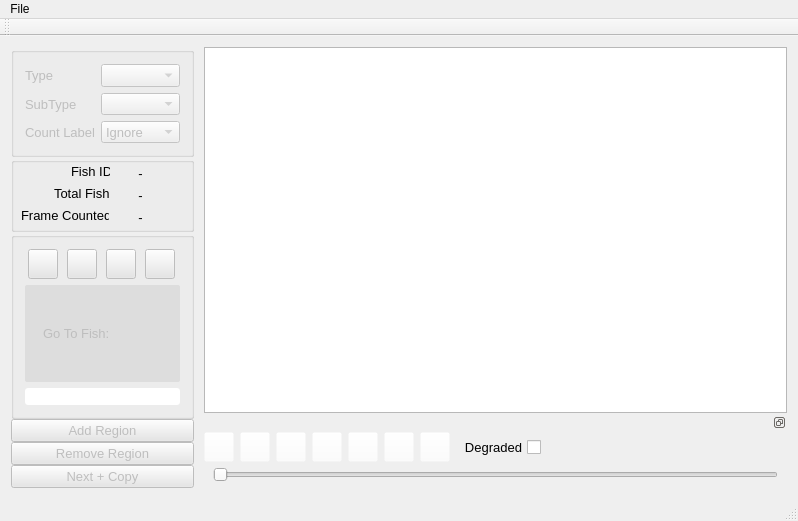
First picture: the form in src/video_annotator/mainwindow.ui, repository cvisionai/Tator-Native, before the edit.
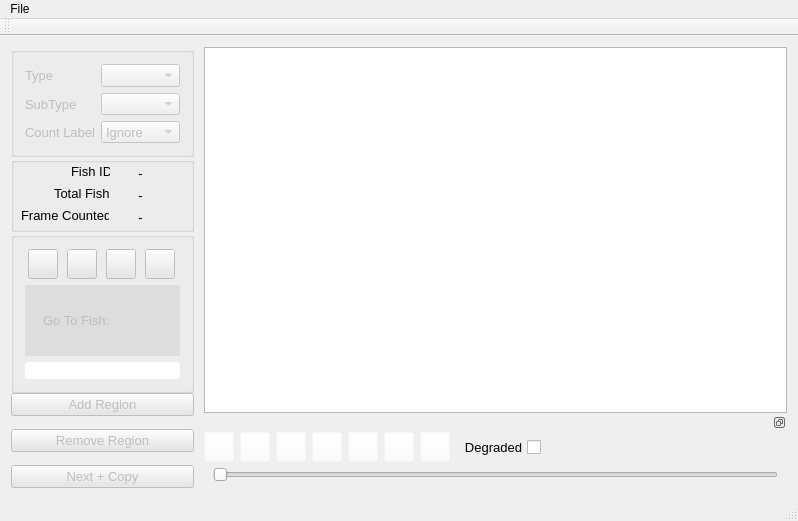
Second picture: the form after the edit.

Patch:
```diff
--- a/src/video_annotator/mainwindow.ui
+++ b/src/video_annotator/mainwindow.ui
@@ -747,7 +747,7 @@
         <item>
          <layout class="QVBoxLayout" name="navigatorLayout">
           <property name="spacing">
-           <number>0</number>
+           <number>13</number>
           </property>
           <property name="topMargin">
            <number>0</number>
```
